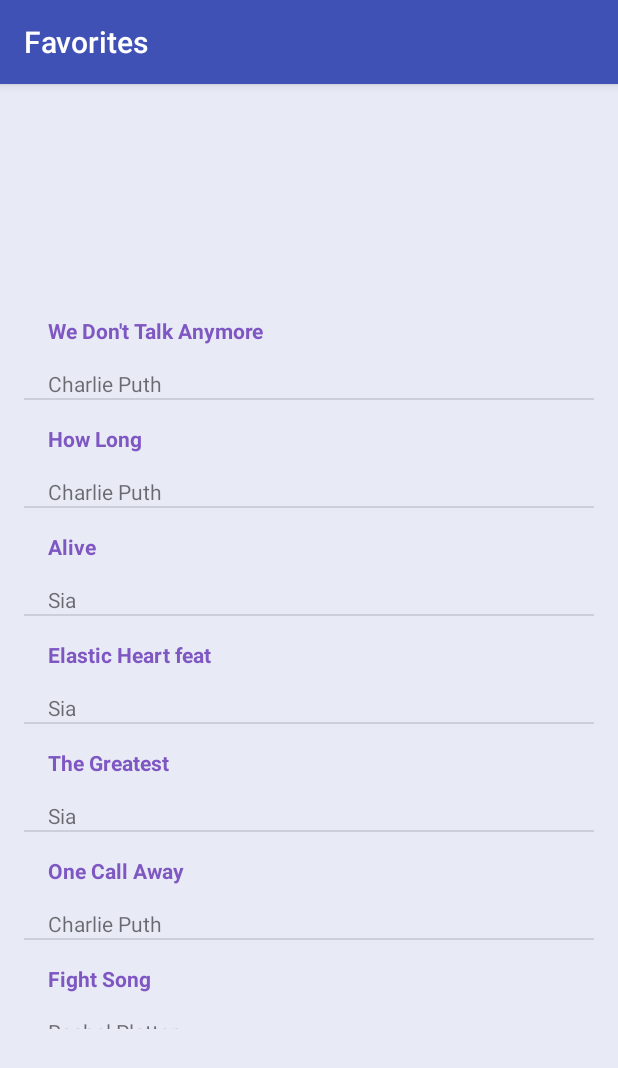
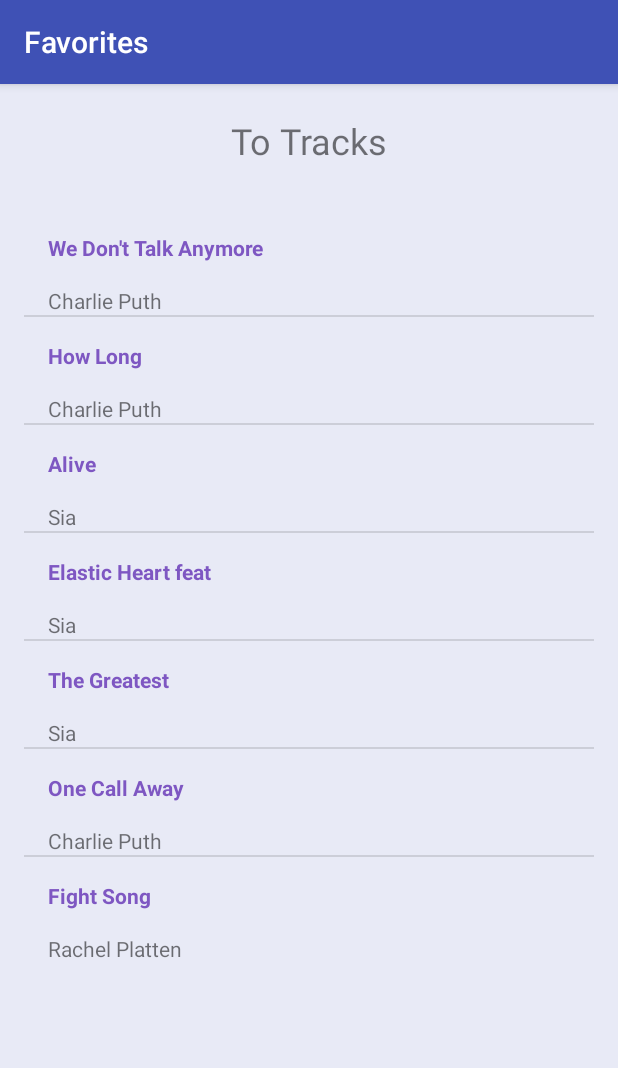
Before and after one commit to ManarAST/myMusicApp, an Android app: the screen it shows after launch (FavoritesActivity), after a tap on "Favorites", on a phone screen of 412 x 824 dp. Shown: the top 1068 px of the screen. Run offline under Robolectric (Android 15) with nearby library versions, the phone set to English and light mode, and no system bars.

Commit message:
second try

```diff
--- a/app/src/main/java/com/example/android/mymusicapp/FavoritesActivity.java
+++ b/app/src/main/java/com/example/android/mymusicapp/FavoritesActivity.java
@@ -1,7 +1,9 @@
 package com.example.android.mymusicapp;
 
+import android.content.Intent;
 import android.support.v7.app.AppCompatActivity;
 import android.os.Bundle;
+import android.view.View;
 import android.widget.ListView;
 import android.widget.TextView;
 
@@ -14,7 +16,21 @@ public class FavoritesActivity extends AppCompatActivity {
         super.onCreate(savedInstanceState);
         setContentView(R.layout.track_list);
 
-        TextView favoritesTitle = (TextView) findViewById(R.id.title);
+        TextView favoritesToTracks = findViewById(R.id.toOtherActivityButton);
+        favoritesToTracks.setText(R.string.toTracks);
+
+
+        favoritesToTracks.setOnClickListener(new View.OnClickListener() {
+
+            @Override
+            public void onClick(View view) {
+
+                Intent tracksIntent = new Intent(FavoritesActivity.this, TracksActivity.class);
+                startActivity(tracksIntent);
+            }
+        });
+
+
 
 
         ArrayList<items> items = new ArrayList<>();
@@ -29,9 +45,9 @@ public class FavoritesActivity extends AppCompatActivity {
         items.add(new items("Fight Song","Rachel Platten"));
 
 
-        itemsAdapter adapter = new itemsAdapter(this, items);
+        ItemsAdapter adapter = new ItemsAdapter(this, items);
 
-        ListView listView = (ListView) findViewById(R.id.list);
+        ListView listView =  findViewById(R.id.list);
 
         listView.setAdapter(adapter);
     }
--- a/app/src/main/java/com/example/android/mymusicapp/itemsAdapter.java
+++ b/app/src/main/java/com/example/android/mymusicapp/ItemsAdapter.java
@@ -11,13 +11,10 @@ import android.widget.TextView;
 
 import java.util.ArrayList;
 
-/**
- * Created by manar on 22/12/2017.
- */
 
-public class itemsAdapter extends ArrayAdapter<items> {
+public class ItemsAdapter extends ArrayAdapter<items> {
 
-    public itemsAdapter(Activity context, ArrayList<items>item){
+    public ItemsAdapter(Activity context, ArrayList<items>item){
         super(context,0,item);
     }
 
@@ -40,11 +37,11 @@ public class itemsAdapter extends ArrayAdapter<items> {
         items currentItems = getItem(position);
 
 
-        TextView songOrPlaylistName = (TextView) listItemView.findViewById(R.id.songName);
+        TextView songOrPlaylistName =  listItemView.findViewById(R.id.songName);
         songOrPlaylistName.setText(currentItems.getmSongName());
 
 
-        TextView defaultTextView = (TextView) listItemView.findViewById(R.id.artistName);
+        TextView defaultTextView =  listItemView.findViewById(R.id.artistName);
         defaultTextView.setText(currentItems.getmArtistName());
 
 
--- a/app/src/main/java/com/example/android/mymusicapp/MainActivity.java
+++ b/app/src/main/java/com/example/android/mymusicapp/MainActivity.java
@@ -1,8 +1,8 @@
 package com.example.android.mymusicapp;
 
 import android.content.Intent;
+import android.os.Bundle;
 import android.support.v7.app.AppCompatActivity;
-import android.os.Bundle;
 import android.view.View;
 import android.widget.TextView;
 
@@ -14,37 +14,25 @@ public class MainActivity extends AppCompatActivity {
         setContentView(R.layout.activity_main);
 
 
-        // Find the View that shows the tracks category
-        TextView tracksButton = (TextView) findViewById(R.id.tracksButton);
+        TextView tracksButton = findViewById(R.id.tracksButton);
+        tracksButton.setOnClickListener(new View.OnClickListener() {
 
-
-        // Set a click listener on that View
-        tracksButton.setOnClickListener(new View.OnClickListener() {
-            // The code in this method will be executed when the tracks category is clicked on.
             @Override
             public void onClick(View view) {
-                // Create a new intent to open the {@link NumbersActivity}
+
                 Intent tracksIntent = new Intent(MainActivity.this, TracksActivity.class);
-
-                // Start the new activity
                 startActivity(tracksIntent);
             }
         });
 
-        // Find the View that shows the family category
-        TextView favorites = (TextView) findViewById(R.id.favoriteButton);
 
-        // Set a click listener on that View
+        TextView favorites = findViewById(R.id.favoriteButton);
         favorites.setOnClickListener(new View.OnClickListener() {
-            // The code in this method will be executed when the family category is clicked on.
+
             @Override
+            public void onClick(View view) {
 
-
-            public void onClick(View view) {
-                // Create a new intent to open the {@link FamilyActivity}
                 Intent favoritesIntent = new Intent(MainActivity.this, FavoritesActivity.class);
-
-                // Start the new activity
                 startActivity(favoritesIntent);
             }
         });
--- a/app/src/main/java/com/example/android/mymusicapp/TracksActivity.java
+++ b/app/src/main/java/com/example/android/mymusicapp/TracksActivity.java
@@ -1,7 +1,9 @@
 package com.example.android.mymusicapp;
 
+import android.content.Intent;
 import android.support.v7.app.AppCompatActivity;
 import android.os.Bundle;
+import android.view.View;
 import android.widget.ListView;
 import android.widget.TextView;
 
@@ -14,7 +16,19 @@ public class TracksActivity extends AppCompatActivity {
         super.onCreate(savedInstanceState);
         setContentView(R.layout.track_list);
 
-        TextView tracksTitle = (TextView) findViewById(R.id.title);
+        TextView tracksToFavorites =  findViewById(R.id.toOtherActivityButton);
+        tracksToFavorites.setText(R.string.toFavorites);
+
+
+        tracksToFavorites.setOnClickListener(new View.OnClickListener() {
+
+            @Override
+            public void onClick(View view) {
+
+                Intent favoritesIntent = new Intent(TracksActivity.this, FavoritesActivity.class);
+                startActivity(favoritesIntent);
+            }
+        });
 
 
         ArrayList<items> items = new ArrayList<>();
@@ -35,9 +49,9 @@ public class TracksActivity extends AppCompatActivity {
         items.add(new items("Wide Awake","Katy Perry"));
 
 
-        itemsAdapter adapter = new itemsAdapter(this, items);
+        ItemsAdapter adapter = new ItemsAdapter(this, items);
 
-        ListView listView = (ListView) findViewById(R.id.list);
+        ListView listView =  findViewById(R.id.list);
 
         listView.setAdapter(adapter);
     }
--- a/app/src/main/res/layout/track_list.xml
+++ b/app/src/main/res/layout/track_list.xml
@@ -2,17 +2,16 @@
 <android.support.constraint.ConstraintLayout
     xmlns:android="http://schemas.android.com/apk/res/android"
     xmlns:app="http://schemas.android.com/apk/res-auto"
-    xmlns:tools="http://schemas.android.com/tools"
+
     android:layout_width="match_parent"
     android:layout_height="match_parent"
     android:background="#E8EAF6">
 
 
     <ListView xmlns:android="http://schemas.android.com/apk/res/android"
-        xmlns:tools="http://schemas.android.com/tools"
         android:id="@+id/list"
         android:layout_width="match_parent"
-        android:layout_height="523dp"
+        android:layout_height="wrap_content"
         android:orientation="vertical"
         android:paddingBottom="@dimen/activity_vertical_margin"
         android:paddingLeft="@dimen/activity_horizontal_margin"
@@ -22,6 +21,20 @@
         app:layout_constraintEnd_toEndOf="parent"
         app:layout_constraintHorizontal_bias="0.0"
         app:layout_constraintStart_toStartOf="parent"
+        app:layout_constraintTop_toBottomOf="@+id/toOtherActivityButton"
+        app:layout_constraintVertical_bias="0.0" />
+
+    <TextView
+        android:id="@+id/toOtherActivityButton"
+        style="@style/activityButtons"
+        android:layout_width="wrap_content"
+        android:layout_height="wrap_content"
+        android:layout_marginEnd="8dp"
+        android:layout_marginStart="8dp"
+        android:layout_marginTop="8dp"
+
+        app:layout_constraintEnd_toEndOf="parent"
+        app:layout_constraintStart_toStartOf="parent"
         app:layout_constraintTop_toTopOf="parent" />
 
 
--- a/app/src/main/res/values/strings.xml
+++ b/app/src/main/res/values/strings.xml
@@ -9,5 +9,9 @@
 
     Thanks for stoping by</string>
 
+    <string name="toTracks">To Tracks</string>
+
+    <string name="toFavorites">To Favorites</string>
+
 
 </resources>
```
